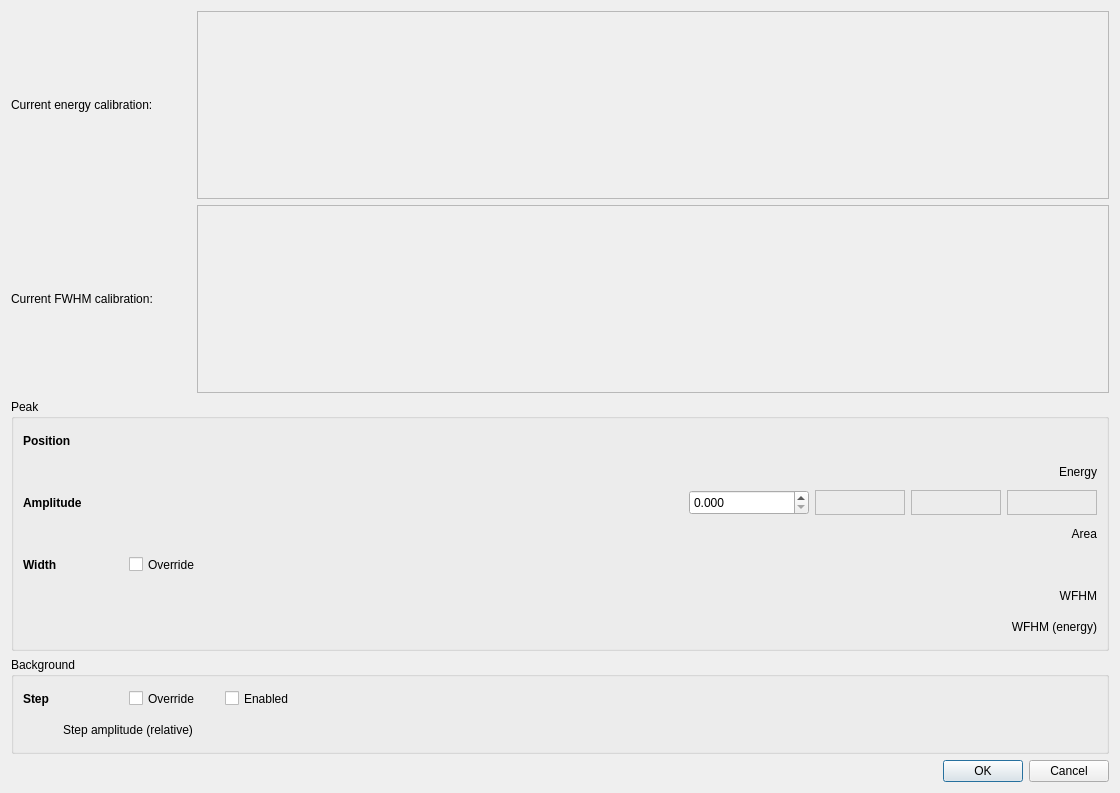
This is source/gui/fitter/FormPeakInfo.ui in martukas/daquiri-qpx as Qt 5 draws it before an edit. The edited form follows.
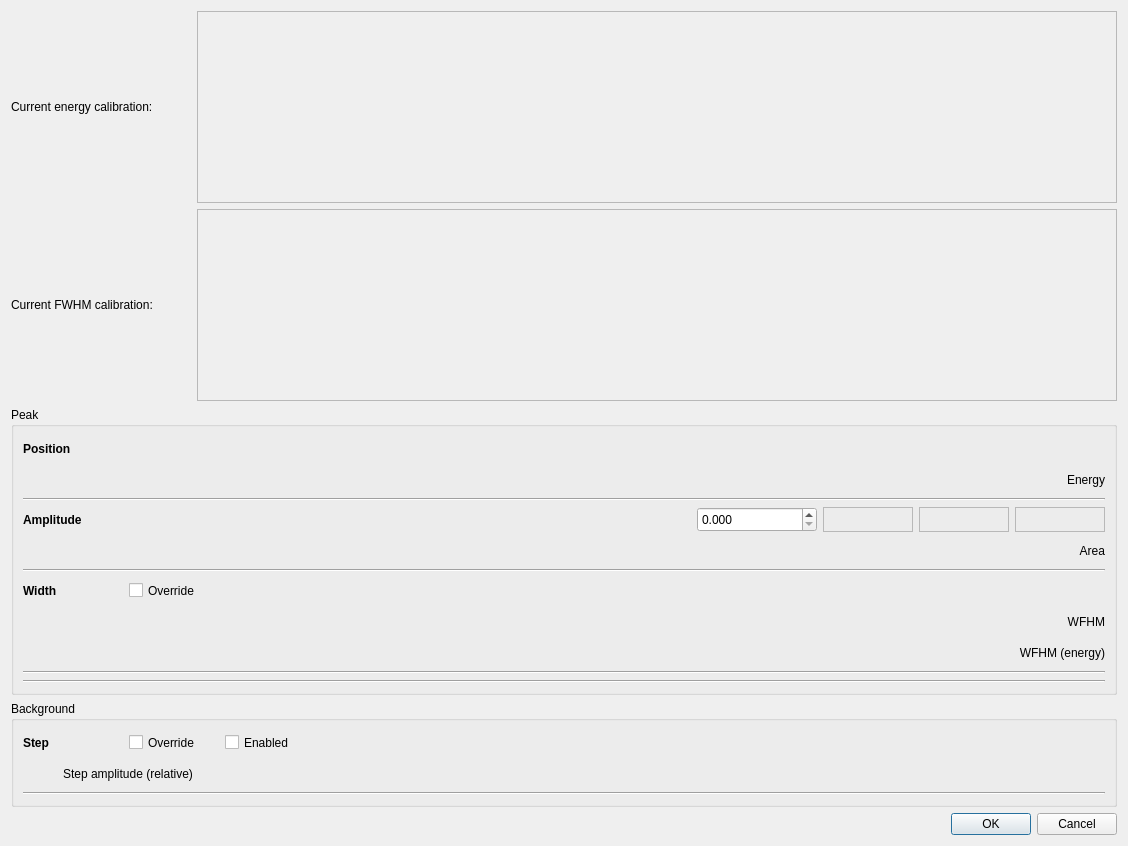
This is the edited form. Icons and pictures are not drawn.

```diff
--- a/source/gui/fitter/FormPeakInfo.ui
+++ b/source/gui/fitter/FormPeakInfo.ui
@@ -6,8 +6,8 @@
    <rect>
     <x>0</x>
     <y>0</y>
-    <width>1120</width>
-    <height>793</height>
+    <width>1128</width>
+    <height>846</height>
    </rect>
   </property>
   <property name="sizePolicy">
@@ -32,7 +32,14 @@
         <string>Peak</string>
        </property>
        <layout class="QGridLayout" name="gridLayout_3">
-        <item row="2" column="0">
+        <item row="5" column="0">
+         <widget class="Line" name="line_2">
+          <property name="orientation">
+           <enum>Qt::Horizontal</enum>
+          </property>
+         </widget>
+        </item>
+        <item row="3" column="0">
          <layout class="QHBoxLayout" name="horizontalLayout_33">
           <item>
            <widget class="QLabel" name="label_50">
@@ -191,7 +198,7 @@
           </item>
          </layout>
         </item>
-        <item row="4" column="0">
+        <item row="6" column="0">
          <layout class="QHBoxLayout" name="horizontalWidth">
           <item>
            <widget class="QLabel" name="label_8">
@@ -302,7 +309,7 @@
           </item>
          </layout>
         </item>
-        <item row="6" column="0">
+        <item row="8" column="0">
          <layout class="QHBoxLayout" name="horizontalFWEnergy">
           <item>
            <spacer name="horizontalSpacer_3">
@@ -350,7 +357,7 @@
           </item>
          </layout>
         </item>
-        <item row="5" column="0">
+        <item row="7" column="0">
          <layout class="QHBoxLayout" name="horizontalFWHM">
           <item>
            <spacer name="horizontalSpacer_2">
@@ -433,13 +440,10 @@
           </item>
          </layout>
         </item>
-        <item row="7" column="0">
+        <item row="10" column="0">
          <layout class="QHBoxLayout" name="horizontalLeftSkew"/>
         </item>
-        <item row="8" column="0">
-         <layout class="QHBoxLayout" name="horizontalRightSkew"/>
-        </item>
-        <item row="3" column="0">
+        <item row="4" column="0">
          <layout class="QHBoxLayout" name="horizontalArea">
           <item>
            <spacer name="horizontalSpacer_5">
@@ -487,6 +491,30 @@
           </item>
          </layout>
         </item>
+        <item row="9" column="0">
+         <widget class="Line" name="line_3">
+          <property name="orientation">
+           <enum>Qt::Horizontal</enum>
+          </property>
+         </widget>
+        </item>
+        <item row="2" column="0">
+         <widget class="Line" name="line">
+          <property name="orientation">
+           <enum>Qt::Horizontal</enum>
+          </property>
+         </widget>
+        </item>
+        <item row="12" column="0">
+         <widget class="Line" name="line_4">
+          <property name="orientation">
+           <enum>Qt::Horizontal</enum>
+          </property>
+         </widget>
+        </item>
+        <item row="13" column="0">
+         <layout class="QHBoxLayout" name="horizontalRightSkew"/>
+        </item>
        </layout>
       </widget>
      </item>
@@ -626,7 +654,14 @@
           </item>
          </layout>
         </item>
-        <item row="2" column="0">
+        <item row="3" column="0">
+         <widget class="Line" name="line_5">
+          <property name="orientation">
+           <enum>Qt::Horizontal</enum>
+          </property>
+         </widget>
+        </item>
+        <item row="4" column="0">
          <layout class="QHBoxLayout" name="horizontalTail"/>
         </item>
        </layout>
```
